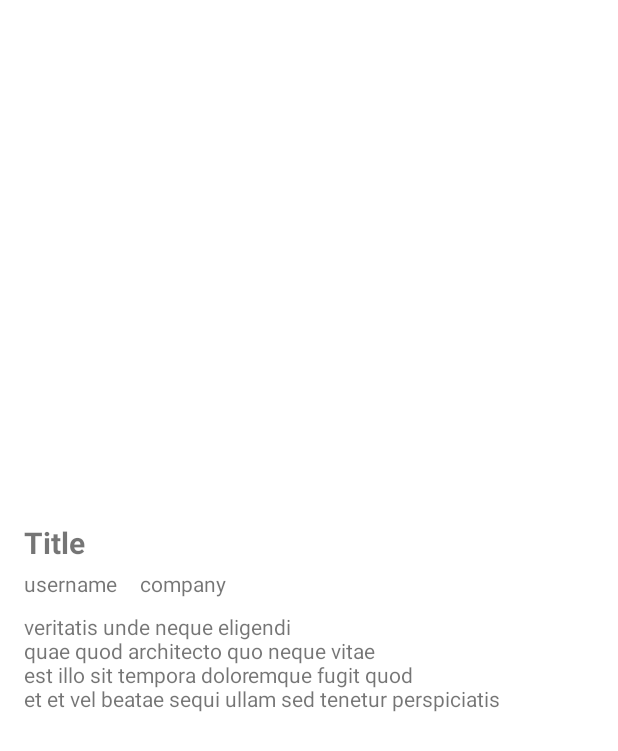
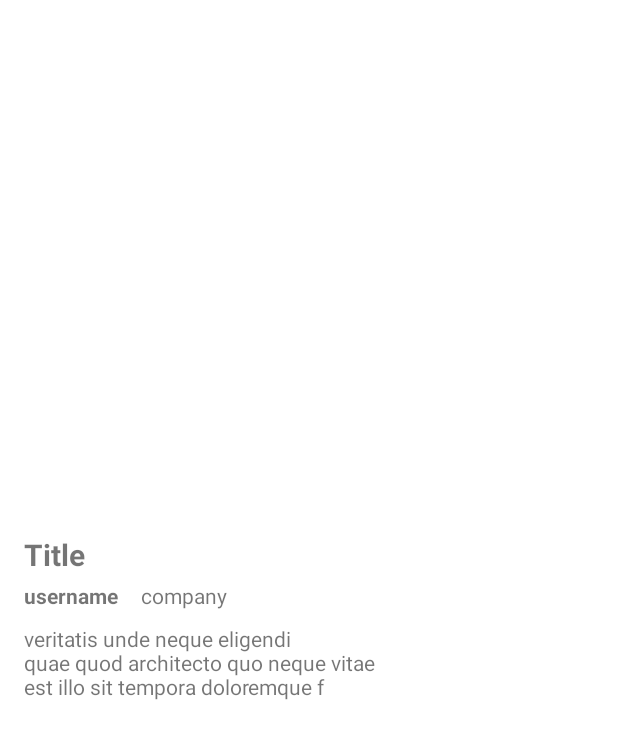
Before and after one commit to ryfazrin/TechnicalTestMobileApp, an Android app: the layout item_row_post.xml on its own in the app's theme, with its tools: preview values and no code run, on a phone screen of 412 x 824 dp. Shown: the top 751 px of the screen. Run offline under Robolectric (Android 15) with nearby library versions, the phone set to English and light mode, and no system bars.

Commit message:
update: tampilan username dan body konten item_row_post

```diff
--- a/app/src/main/res/layout/item_row_post.xml
+++ b/app/src/main/res/layout/item_row_post.xml
@@ -28,6 +28,7 @@
         android:layout_width="0dp"
         android:layout_height="wrap_content"
         android:text="username"
+        android:textStyle="bold"
         android:layout_marginTop="4dp"
         app:layout_constraintStart_toStartOf="@+id/tv_post_title"
         app:layout_constraintTop_toBottomOf="@+id/tv_post_title" />
@@ -48,6 +49,8 @@
         android:layout_width="0dp"
         android:layout_height="wrap_content"
         android:layout_marginTop="9dp"
+        android:maxLength="100"
+        android:justificationMode="inter_word"
         android:text="veritatis unde neque eligendi\nquae quod architecto quo neque vitae\nest illo sit tempora doloremque fugit quod\net et vel beatae sequi ullam sed tenetur perspiciatis"
         app:layout_constraintEnd_toEndOf="parent"
         app:layout_constraintStart_toStartOf="parent"
```
